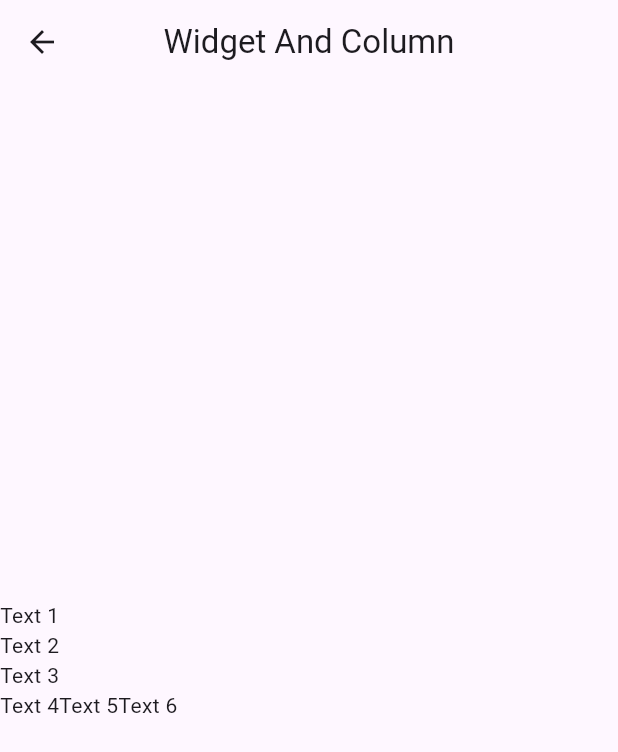
After one commit to jobanull/Dart_Flutter_Res_Daily, a Flutter app: the screen it shows after launch, after a tap on "Widget And Column", on a phone screen of 412 x 824 dp. The commit adds this screen. Shown: the top 752 px of the screen. Run offline on Flutter 3.47's test engine with Material 3 defaults, Android fonts, the phone set to English and light mode, and no system bars; our stand-ins replace get.

Commit message:
Widget And Column

```diff
--- a/lib/app/modules/home/views/home_view.dart
+++ b/lib/app/modules/home/views/home_view.dart
@@ -1,6 +1,7 @@
 import 'package:flutter/material.dart';
 
 import 'package:get/get.dart';
+import 'package:testing/app/modules/home/views/widget_and_column.dart';
 import 'package:testing/app/modules/template/views/template1_view.dart';
 
 import '../controllers/home_controller.dart';
@@ -30,6 +31,14 @@ class HomeView extends GetView<HomeController> {
               "Template 1",
             ),
           ),
+          ElevatedButton(
+            onPressed: () {
+              Get.to(WidgetAndColumn());
+            },
+            child: const Text(
+              "Widget And Column",
+            ),
+          ),
         ],
       ),
     );
--- /dev/null
+++ b/lib/app/modules/home/views/widget_and_column.dart
@@ -0,0 +1,31 @@
+import 'package:flutter/material.dart';
+
+import 'package:get/get.dart';
+import 'package:testing/app/modules/template/views/template1_view.dart';
+
+import '../controllers/home_controller.dart';
+
+class WidgetAndColumn extends GetView<HomeController> {
+  @override
+  Widget build(BuildContext context) {
+    return Scaffold(
+      appBar: AppBar(
+        title: const Text('Widget And Column'),
+        centerTitle: true,
+      ),
+      body: Column(mainAxisAlignment: MainAxisAlignment.center, crossAxisAlignment: CrossAxisAlignment.start,
+         children: <Widget>[
+          Text("Text 1"),
+          Text("Text 2"),
+          Text("Text 3"),
+          Row(
+            children: <Widget>[
+              Text("Text 4"),
+              Text("Text 5"),
+              Text("Text 6"),
+            ],
+          )
+        ]),
+    );
+  }
+}
```
